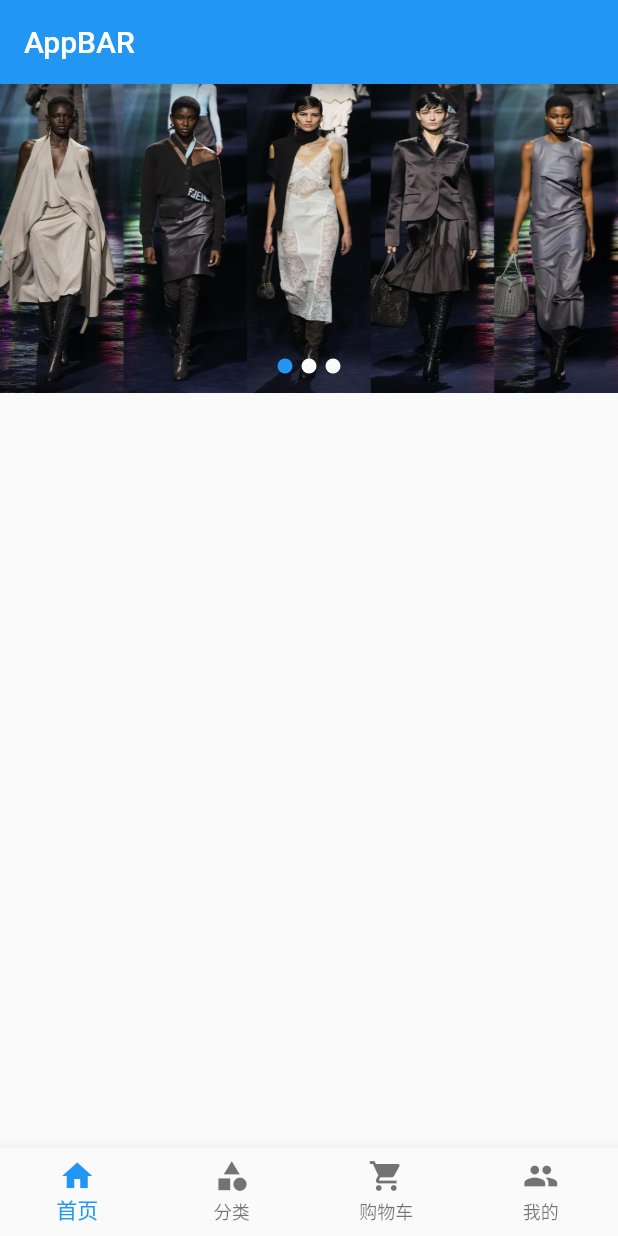
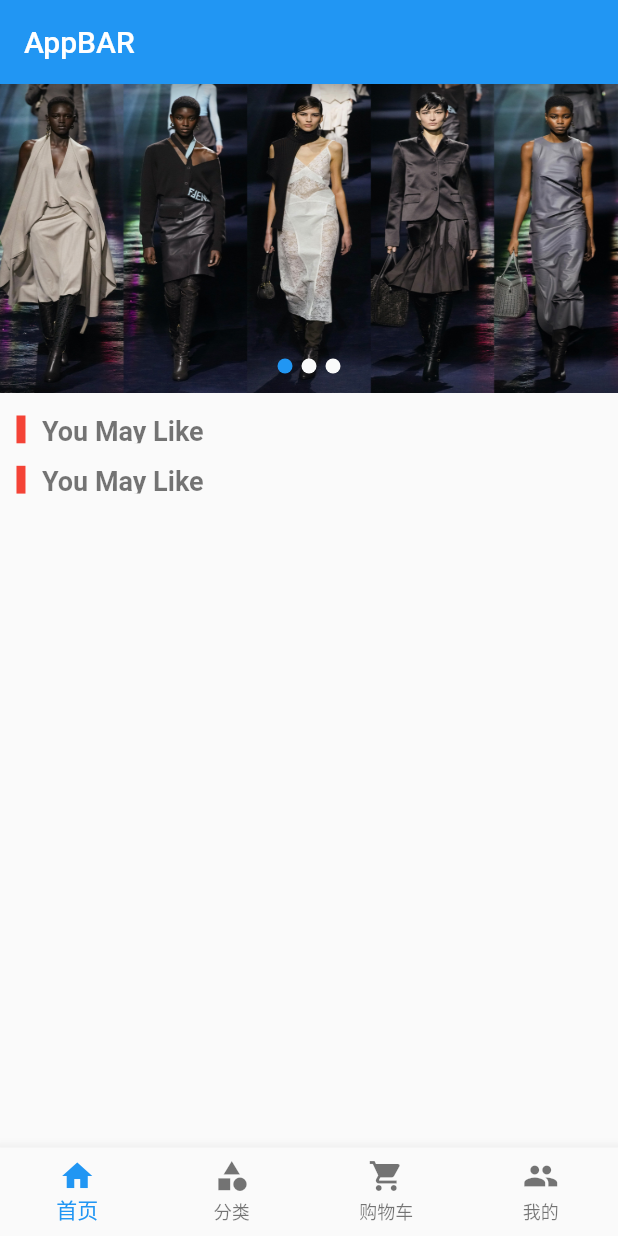
Before and after one commit to AlexanderYeah/-FlutterCopyJDDemo, a Flutter app: the screen it shows after launch, on a phone screen of 412 x 824 dp. Run offline on Flutter 3.47's test engine with Material 2 defaults, Android fonts, the phone set to English and light mode, and no system bars; our stand-ins replace flutter_screenutil, flutter_swiper.

Commit message:
flutter_screenutil 插件适配屏幕

```diff
--- a/copy_jd_demo/lib/pages/tabs/home.dart
+++ b/copy_jd_demo/lib/pages/tabs/home.dart
@@ -1,5 +1,7 @@
 import 'package:flutter/material.dart';
 import 'package:flutter_swiper/flutter_swiper.dart';
+// 适配的库
+import 'package:flutter_screenutil/flutter_screenutil.dart';
 
 class HomePage extends StatefulWidget {
   const HomePage({super.key});
@@ -16,6 +18,29 @@ class _HomePageState extends State<HomePage> {
     {"path": "images/HomeBanner/banner_3.jpeg"},
     {"path": "images/HomeBanner/banner_4.jpeg"},
   ];
+
+  //
+
+  Widget _titleWidget(String title) {
+    return Container(
+      height: ScreenUtil().setHeight(30),
+      width: ScreenUtil().setWidth(50),
+      margin: EdgeInsets.only(left: ScreenUtil().setWidth(20)),
+      padding: EdgeInsets.only(left: ScreenUtil().setWidth(20)),
+      decoration: BoxDecoration(
+          border: Border(
+              left: BorderSide(
+        color: Colors.red,
+        width: 6,
+      ))),
+      child: Text(title,
+          style: TextStyle(
+              fontSize: 18,
+              fontWeight: FontWeight.bold,
+              color: Colors.black54)),
+    );
+  }
+
   // 轮播图
   Widget _swiperWidget() {
     return Container(
@@ -41,9 +66,16 @@ class _HomePageState extends State<HomePage> {
   @override
   // 首先能够上下滑动,则最外层需要包裹一个ListView
   Widget build(BuildContext context) {
+    ScreenUtil.init(context, designSize: const Size(750, 1334));
     return ListView(
       children: [
         _swiperWidget(),
+        SizedBox(
+          height: 15,
+        ),
+        _titleWidget("You May Like"),
+        SizedBox(height: 15),
+        _titleWidget("You May Like"),
       ],
     );
   }
--- a/copy_jd_demo/pubspec.yaml
+++ b/copy_jd_demo/pubspec.yaml
@@ -37,6 +37,7 @@ dependencies:
   # Use with the CupertinoIcons class for iOS style icons.
   cupertino_icons: ^1.0.2
   flutter_swiper: ^1.1.6
+  flutter_screenutil: ^5.6.1
 
 dev_dependencies:
   flutter_test:
```
